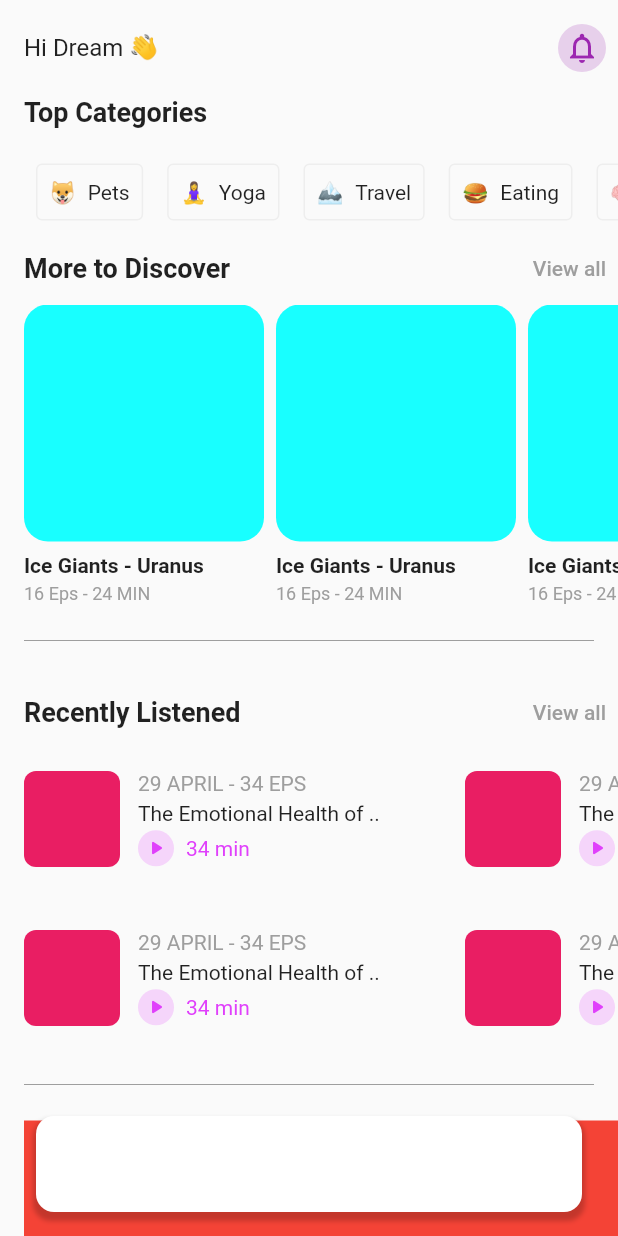
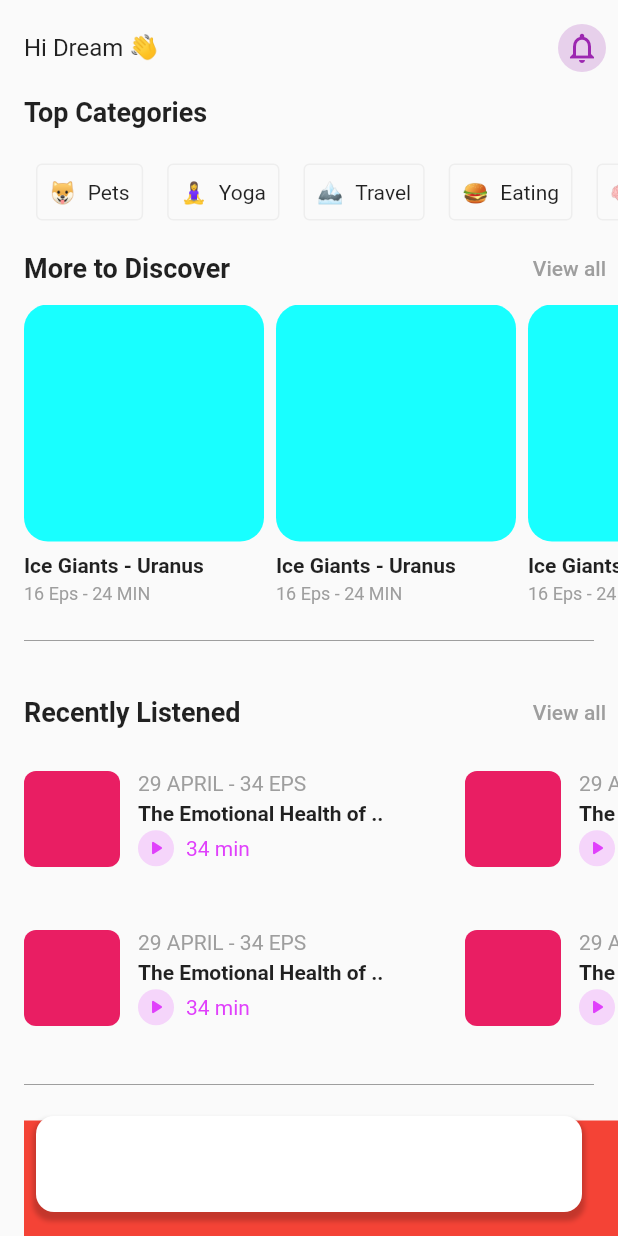
Before and after one commit to JAICHANGPARK/flutter_notebook_19th_story, a Flutter app: the screen it shows after launch, on a phone screen of 412 x 824 dp. Run offline on Flutter 3.47's test engine with Material 2 defaults, Android fonts, the phone set to English and light mode, and no system bars; our stand-ins replace cached_network_image, countup, fl_chart, flutter_riverpod, freezed_annotation, smooth_page_indicator and 1 more.

Commit message:
Update podcast_home_page.dart

```diff
--- a/lib/ep1134_podcast_app/src/ui/podcast_home_page.dart
+++ b/lib/ep1134_podcast_app/src/ui/podcast_home_page.dart
@@ -204,7 +204,7 @@ class _PodcastHomePageState extends State<PodcastHomePage> {
                                 ),
                             child: GridView.builder(
                                 scrollDirection: Axis.horizontal,
-                                gridDelegate: SliverGridDelegateWithFixedCrossAxisCount(
+                                gridDelegate: const SliverGridDelegateWithFixedCrossAxisCount(
                                     crossAxisCount: 2,
                                     crossAxisSpacing: 12,
                                     mainAxisSpacing: 12,
@@ -227,24 +227,34 @@ class _PodcastHomePageState extends State<PodcastHomePage> {
                                               crossAxisAlignment: CrossAxisAlignment.start,
                                               mainAxisAlignment: MainAxisAlignment.spaceEvenly,
                                               children: [
-                                                Text(
+                                                const Text(
                                                   "29 APRIL - 34 EPS",
-                                                  style: TextStyle(fontSize: 14, color: Colors.grey),
+                                                  style: TextStyle(
+                                                    fontSize: 14,
+                                                    color: Colors.grey,
+                                                  ),
                                                 ),
-                                                Text("The Emotional Health of .."),
+                                                const Text(
+                                                  "The Emotional Health of ..",
+                                                  style: TextStyle(
+                                                    fontWeight: FontWeight.bold,
+                                                  ),
+                                                ),
                                                 Row(
                                                   children: [
                                                     CircleAvatar(
                                                       radius: 12,
                                                       backgroundColor: Colors.purpleAccent.withOpacity(0.2),
                                                       foregroundColor: Colors.purpleAccent,
-                                                      child: Icon(
+                                                      child: const Icon(
                                                         Icons.play_arrow_rounded,
                                                         size: 16,
                                                       ),
                                                     ),
-                                                    SizedBox(width: 8,),
-                                                    Text(
+                                                    const SizedBox(
+                                                      width: 8,
+                                                    ),
+                                                    const Text(
                                                       "34 min",
                                                       style: TextStyle(
                                                         color: Colors.purpleAccent,
```
